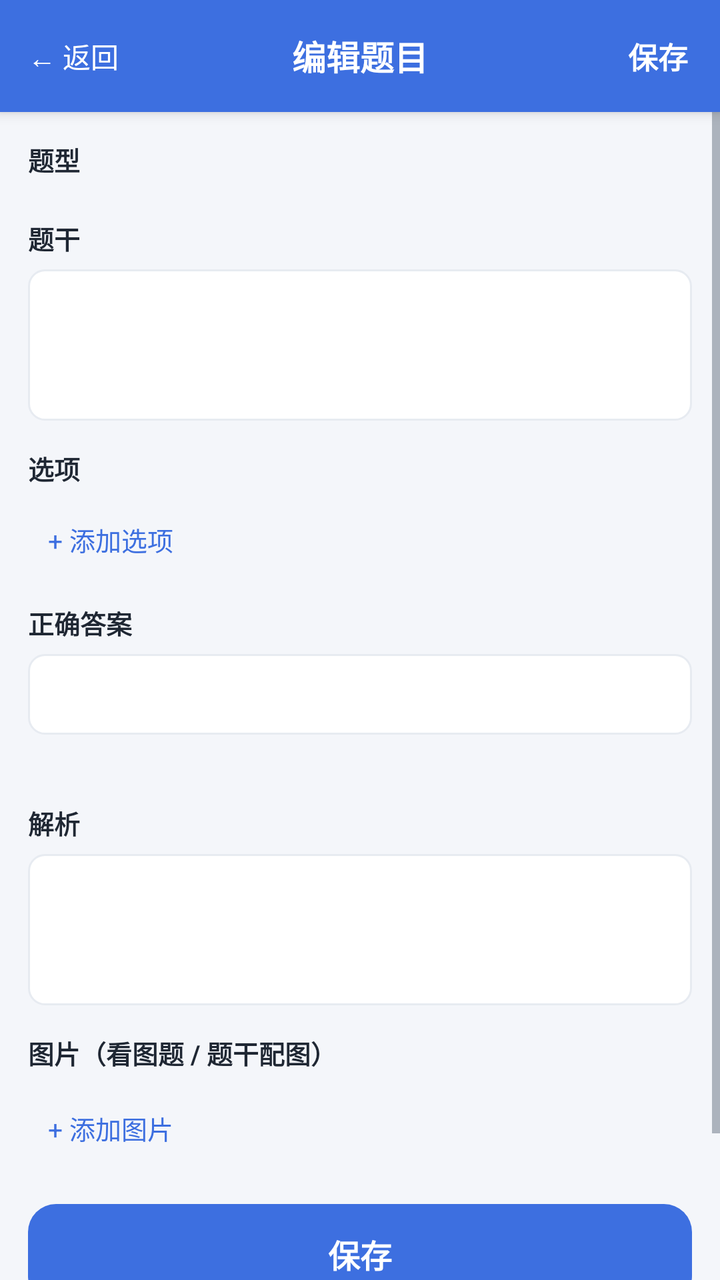
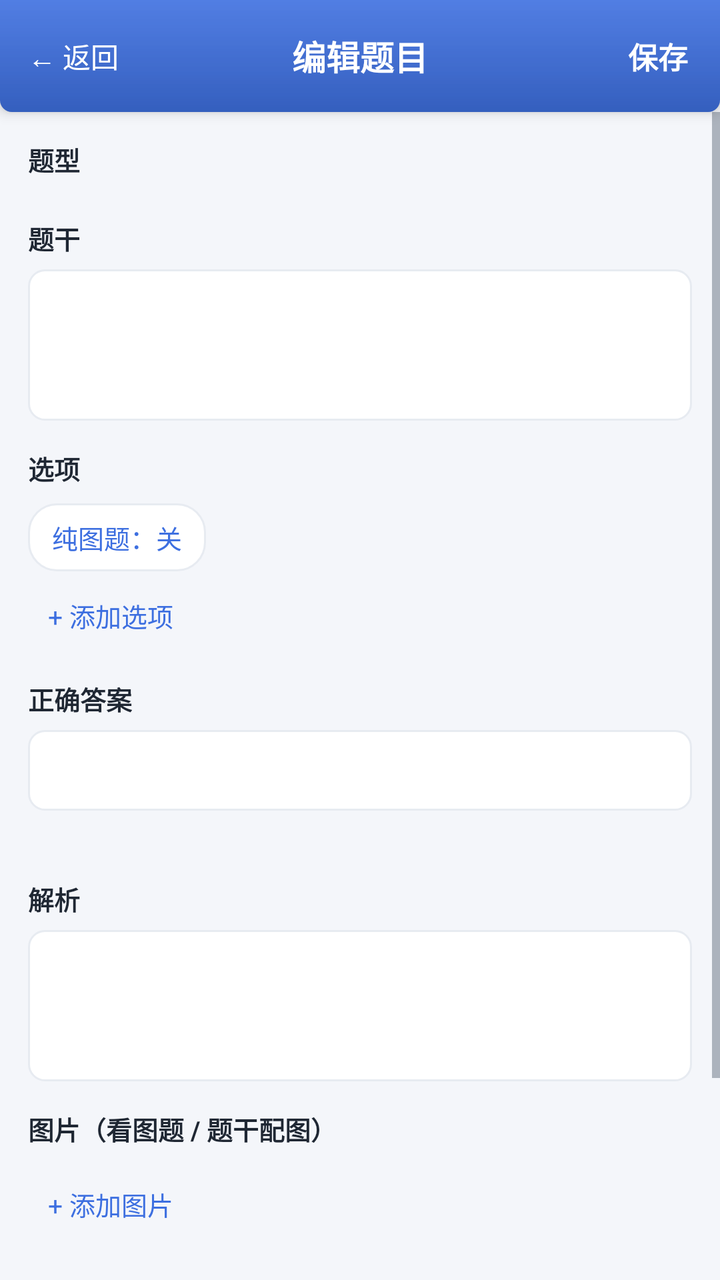

Two renders of the same Android screen: before a commit and after it. Below are the layout's source before the change and the commit's diff.
<!-- AndroidManifest.xml: application theme AppTheme.Light -->
<!-- res/layout/activity_edit_question.xml -->
<?xml version="1.0" encoding="utf-8"?>
<LinearLayout xmlns:android="http://schemas.android.com/apk/res/android"
    android:layout_width="match_parent"
    android:layout_height="match_parent"
    android:background="?attr/qzBg"
    android:orientation="vertical">

    <FrameLayout
        android:layout_width="match_parent"
        android:layout_height="56dp"
        android:background="?attr/qzPrimary"
        android:elevation="4dp">

        <TextView
            android:id="@+id/btnBack"
            android:layout_width="wrap_content"
            android:layout_height="match_parent"
            android:gravity="center"
            android:paddingStart="14dp"
            android:paddingEnd="14dp"
            android:text="@string/ui_4"
            android:textColor="?attr/qzOnPrimary"
            android:textSize="14sp" />

        <TextView
            android:layout_width="wrap_content"
            android:layout_height="wrap_content"
            android:layout_gravity="center"
            android:text="@string/ui_109"
            android:textColor="?attr/qzOnPrimary"
            android:textSize="17sp"
            android:textStyle="bold" />

        <TextView
            android:id="@+id/btnSave"
            android:layout_width="wrap_content"
            android:layout_height="match_parent"
            android:layout_gravity="end"
            android:gravity="center"
            android:paddingStart="16dp"
            android:paddingEnd="16dp"
            android:text="@string/ui_17"
            android:textColor="?attr/qzOnPrimary"
            android:textSize="15sp"
            android:textStyle="bold" />
    </FrameLayout>

    <ScrollView
        android:layout_width="match_parent"
        android:layout_height="0dp"
        android:layout_weight="1"
        android:fillViewport="true">

        <LinearLayout
            android:layout_width="match_parent"
            android:layout_height="wrap_content"
            android:orientation="vertical"
            android:padding="14dp">

            <TextView
                android:layout_width="wrap_content"
                android:layout_height="wrap_content"
                android:text="@string/ui_136"
                android:textColor="?attr/qzText"
                android:textSize="13sp"
                android:textStyle="bold" />

            <HorizontalScrollView
                android:layout_width="match_parent"
                android:layout_height="wrap_content"
                android:layout_marginTop="6dp"
                android:scrollbars="none">

                <LinearLayout
                    android:id="@+id/typeChips"
                    android:layout_width="wrap_content"
                    android:layout_height="wrap_content"
                    android:orientation="horizontal" />
            </HorizontalScrollView>

            <TextView
                android:layout_width="wrap_content"
                android:layout_height="wrap_content"
                android:layout_marginTop="14dp"
                android:text="@string/ui_137"
                android:textColor="?attr/qzText"
                android:textSize="13sp"
                android:textStyle="bold" />

            <EditText
                android:id="@+id/contentEt"
                android:layout_width="match_parent"
                android:layout_height="wrap_content"
                android:layout_marginTop="6dp"
                android:background="@drawable/bg_input"
                android:gravity="top|start"
                android:inputType="textMultiLine"
                android:minLines="3"
                android:padding="10dp"
                android:textColor="?attr/qzText"
                android:textColorHint="?attr/qzTextSub"
                android:textSize="15sp" />

            <LinearLayout
                android:id="@+id/optionsWrap"
                android:layout_width="match_parent"
                android:layout_height="wrap_content"
                android:orientation="vertical">

                <TextView
                    android:layout_width="wrap_content"
                    android:layout_height="wrap_content"
                    android:layout_marginTop="14dp"
                    android:text="@string/ui_129"
                    android:textColor="?attr/qzText"
                    android:textSize="13sp"
                    android:textStyle="bold" />

                <LinearLayout
                    android:id="@+id/optionsBox"
                    android:layout_width="match_parent"
                    android:layout_height="wrap_content"
                    android:layout_marginTop="4dp"
                    android:orientation="vertical" />

                <TextView
                    android:id="@+id/btnAddOption"
                    android:layout_width="wrap_content"
                    android:layout_height="36dp"
                    android:layout_marginTop="4dp"
                    android:gravity="center"
                    android:paddingStart="10dp"
                    android:paddingEnd="10dp"
                    android:text="@string/ui_1"
                    android:textColor="?attr/qzPrimary"
                    android:textSize="13sp" />
            </LinearLayout>

            <TextView
                android:layout_width="wrap_content"
                android:layout_height="wrap_content"
                android:layout_marginTop="14dp"
                android:text="@string/ui_76"
                android:textColor="?attr/qzText"
                android:textSize="13sp"
                android:textStyle="bold" />

            <EditText
                android:id="@+id/answerEt"
                android:layout_width="match_parent"
                android:layout_height="wrap_content"
                android:layout_marginTop="6dp"
                android:background="@drawable/bg_input"
                android:maxLines="3"
                android:padding="10dp"
                android:textColor="?attr/qzText"
                android:textColorHint="?attr/qzTextSub"
                android:textSize="15sp" />

            <TextView
                android:id="@+id/answerHint"
                android:layout_width="match_parent"
                android:layout_height="wrap_content"
                android:layout_marginTop="4dp"
                android:text=""
                android:textColor="?attr/qzTextSub"
                android:textSize="12sp" />

            <TextView
                android:layout_width="wrap_content"
                android:layout_height="wrap_content"
                android:layout_marginTop="14dp"
                android:text="@string/ui_115"
                android:textColor="?attr/qzText"
                android:textSize="13sp"
                android:textStyle="bold" />

            <EditText
                android:id="@+id/analysisEt"
                android:layout_width="match_parent"
                android:layout_height="wrap_content"
                android:layout_marginTop="6dp"
                android:background="@drawable/bg_input"
                android:gravity="top|start"
                android:inputType="textMultiLine"
                android:minLines="3"
                android:padding="10dp"
                android:textColor="?attr/qzText"
                android:textColorHint="?attr/qzTextSub"
                android:textSize="15sp" />

            <TextView
                android:layout_width="wrap_content"
                android:layout_height="wrap_content"
                android:layout_marginTop="14dp"
                android:text="@string/ui_38"
                android:textColor="?attr/qzText"
                android:textSize="13sp"
                android:textStyle="bold" />

            <LinearLayout
                android:id="@+id/imgBox"
                android:layout_width="match_parent"
                android:layout_height="wrap_content"
                android:layout_marginTop="6dp"
                android:orientation="vertical" />

            <TextView
                android:id="@+id/btnAddImage"
                android:layout_width="wrap_content"
                android:layout_height="36dp"
                android:layout_marginTop="4dp"
                android:gravity="center"
                android:paddingStart="10dp"
                android:paddingEnd="10dp"
                android:text="@string/ui_0"
                android:textColor="?attr/qzPrimary"
                android:textSize="13sp" />

            <TextView
                android:id="@+id/btnSaveBottom"
                android:layout_width="match_parent"
                android:layout_height="50dp"
                android:layout_marginTop="20dp"
                android:background="@drawable/bg_btn_primary"
                android:gravity="center"
                android:text="@string/ui_17"
                android:textColor="?attr/qzOnPrimary"
                android:textSize="16sp"
                android:textStyle="bold" />

            <TextView
                android:id="@+id/btnMove"
                android:layout_width="match_parent"
                android:layout_height="48dp"
                android:layout_marginTop="10dp"
                android:background="@drawable/bg_card_ripple"
                android:gravity="center"
                android:text="@string/ui_95"
                android:textColor="?attr/qzPrimary"
                android:textSize="15sp" />
        </LinearLayout>
    </ScrollView>
</LinearLayout>
<!-- resources referenced by this layout -->
<resources>
  <string name="ui_115">解析</string>
  <string name="ui_129">选项</string>
  <string name="ui_136">题型</string>
  <string name="ui_137">题干</string>
  <string name="ui_17">保存</string>
  <string name="ui_4">← 返回</string>
  <string name="ui_76">正确答案</string>
  <style name="AppTheme.Light" parent="android:Theme.Material.Light.NoActionBar">
          <item name="android:colorPrimary">@color/primaryLight</item>
          <item name="android:colorPrimaryDark">@color/primaryDarkLight</item>
          <item name="android:colorAccent">@color/primaryLight</item>
          <item name="android:windowBackground">@color/bgLight</item>
          <item name="android:colorBackground">@color/bgLight</item>
          <item name="android:statusBarColor">@color/primaryDarkLight</item>
          <item name="android:navigationBarColor">@color/bgLight</item>
          <item name="android:textColorPrimary">@color/textLight</item>
          <item name="android:textColorSecondary">@color/textSubLight</item>
  
          <item name="qzPrimary">@color/primaryLight</item>
          <item name="qzBg">@color/bgLight</item>
          <item name="qzSurface">@color/surfaceLight</item>
          <item name="qzChipBg">@color/chipBgLight</item>
          <item name="qzText">@color/textLight</item>
          <item name="qzTextSub">@color/textSubLight</item>
          <item name="qzDivider">@color/dividerLight</item>
          <item name="qzGreen">@color/greenLight</item>
          <item name="qzGreenBg">@color/greenBgLight</item>
          <item name="qzRed">@color/redLight</item>
          <item name="qzRedBg">@color/redBgLight</item>
          <item name="qzOrange">@color/orangeLight</item>
          <item name="qzOrangeBg">@color/orangeBgLight</item>
          <item name="qzPrimaryBg">@color/primaryBgLight</item>
          <item name="qzStroke">@color/strokeLight</item>
          <item name="qzOnPrimary">@color/white</item>
      </style>
  <!-- unchanged entries left out for length: 25 -->
</resources>

<!-- the commit's change to res/layout/activity_edit_question.xml (unified diff, before → after) -->
@@ -8,7 +8,7 @@
     <FrameLayout
         android:layout_width="match_parent"
         android:layout_height="56dp"
-        android:background="?attr/qzPrimary"
+        android:background="@drawable/bg_topbar"
         android:elevation="4dp">
 
         <TextView
@@ -124,6 +124,19 @@
                     android:orientation="vertical" />
 
                 <TextView
+                    android:id="@+id/swImageOnly"
+                    android:layout_width="wrap_content"
+                    android:layout_height="34dp"
+                    android:layout_marginTop="4dp"
+                    android:background="@drawable/bg_card_ripple"
+                    android:gravity="center"
+                    android:paddingStart="12dp"
+                    android:paddingEnd="12dp"
+                    android:text="纯图题：关"
+                    android:textColor="?attr/qzPrimary"
+                    android:textSize="13sp" />
+
+                <TextView
                     android:id="@+id/btnAddOption"
                     android:layout_width="wrap_content"
                     android:layout_height="36dp"
<!-- resource entries referenced after the edit -->
@@ -1,5 +1,29 @@
 <!-- resources referenced by this layout -->
 <resources>
+  <!-- drawable bg_topbar (drawable) -->
+  <?xml version="1.0" encoding="utf-8"?>
+  <layer-list xmlns:android="http://schemas.android.com/apk/res/android">
+      <item>
+          <shape android:shape="rectangle">
+              <solid android:color="?attr/qzPrimary" />
+              <corners android:bottomLeftRadius="6dp" android:bottomRightRadius="6dp" />
+          </shape>
+      </item>
+      <item>
+          <shape android:shape="rectangle">
+              <gradient android:angle="270"
+                  android:startColor="#00000000" android:endColor="#26000000" />
+              <corners android:bottomLeftRadius="6dp" android:bottomRightRadius="6dp" />
+          </shape>
+      </item>
+      <item>
+          <shape android:shape="rectangle">
+              <gradient android:angle="270"
+                  android:startColor="#1AFFFFFF" android:endColor="#00FFFFFF" />
+              <corners android:bottomLeftRadius="6dp" android:bottomRightRadius="6dp" />
+          </shape>
+      </item>
+  </layer-list>
   <string name="ui_115">解析</string>
   <string name="ui_129">选项</string>
   <string name="ui_136">题型</string>
@@ -8,6 +32,8 @@
   <string name="ui_4">← 返回</string>
   <string name="ui_76">正确答案</string>
   <style name="AppTheme.Light" parent="android:Theme.Material.Light.NoActionBar">
+          <item name="android:popupMenuStyle">@style/QzPopup.Light</item>
+          <item name="android:alertDialogTheme">@style/QzDialog.Light</item>
           <item name="android:colorPrimary">@color/primaryLight</item>
           <item name="android:colorPrimaryDark">@color/primaryDarkLight</item>
           <item name="android:colorAccent">@color/primaryLight</item>
@@ -35,6 +61,21 @@
           <item name="qzStroke">@color/strokeLight</item>
           <item name="qzOnPrimary">@color/white</item>
       </style>
+  <style name="QzPopup.Light" parent="android:Widget.Material.Light.PopupMenu">
+          <item name="android:popupBackground">@color/surfaceLight</item>
+          <item name="android:textColorPrimary">@color/primaryLight</item>
+          <item name="android:textColorSecondary">@color/textSubLight</item>
+      </style>
+  <style name="QzDialog.Light" parent="android:Theme.Material.Dialog.Alert">
+          <item name="android:windowBackground">@color/surfaceLight</item>
+          <item name="android:colorAccent">@color/primaryLight</item>
+          <item name="android:colorPrimary">@color/primaryLight</item>
+          <item name="android:textColorPrimary">@color/textLight</item>
+          <item name="android:textColorSecondary">@color/textSubLight</item>
+          <item name="android:colorBackgroundFloating">@color/surfaceLight</item>
+          <item name="android:textColorAlertDialogListItem">@color/dialogItemBlueLight</item>
+      </style>
+  <color name="dialogItemBlueLight">#2B54A8</color>
   <!-- unchanged entries left out for length: 25 -->
 </resources>
 
